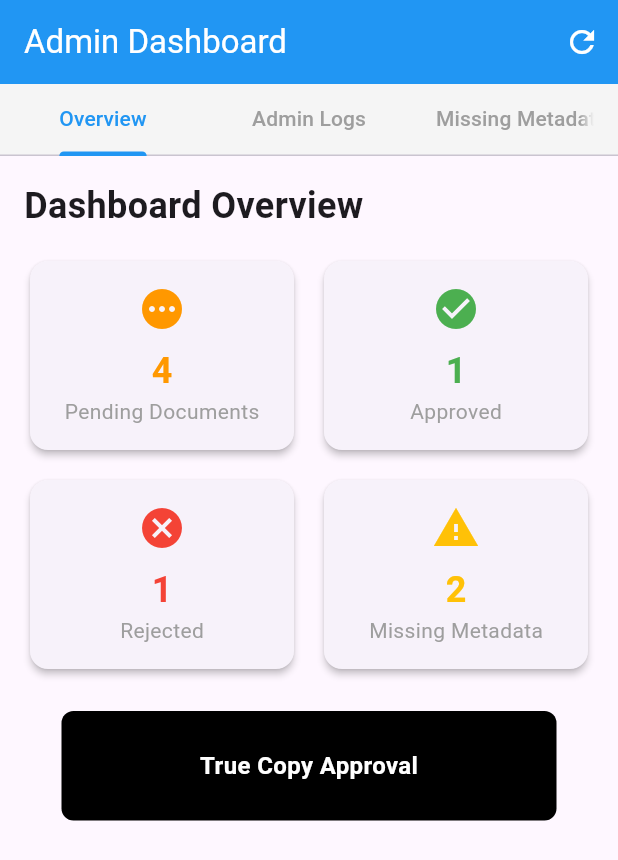
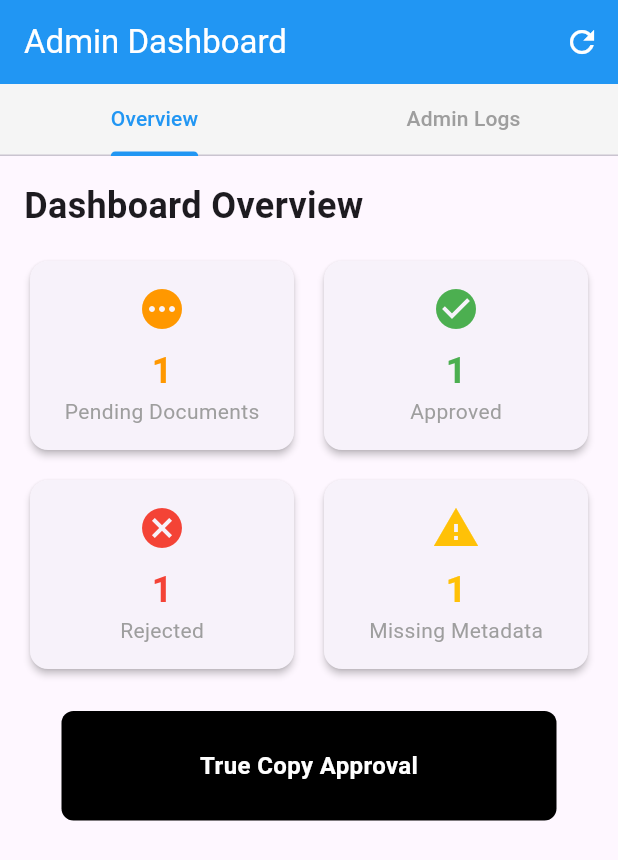
Before and after one commit to kyle-bdvl/FlutterProject, a Flutter app: the AdminDashboard screen opened directly, on a phone screen of 412 x 824 dp. Shown: the top 860 px of the screen. Run offline on Flutter 3.47's test engine with Material 3 defaults, Android fonts, the phone set to English and light mode, and no system bars; our stand-ins replace csv, file_picker, open_file, pdf, permission_handler, printing and 1 more.

Commit message:
Enhance Admin Dashboard functionality
- Removed the Missing Metadata tab from the dashboard
- Added missing metadata example document

```diff
--- a/flutter_application_1/lib/pages/Admin/AdminDashboard.dart
+++ b/flutter_application_1/lib/pages/Admin/AdminDashboard.dart
@@ -61,14 +61,39 @@ class _AdminDashboardState extends State<AdminDashboard> {
     );
   }
 
+  Color _getStatusColor(String status) {
+    switch (status) {
+      case 'Approved':
+        return Colors.green;
+      case 'Rejected':
+        return Colors.red;
+      case 'Pending':
+        return Colors.orange;
+      case 'Missing Metadata':
+        return Colors.amber;
+      default:
+        return Colors.grey;
+    }
+  }
+
   Widget _buildOverviewSection() {
     final pendingCount =
-        documents.where((doc) => doc.status == 'Pending').length;
+        documents
+            .where(
+              (doc) =>
+                  doc.status == 'Pending' &&
+                  doc.issuer.isNotEmpty &&
+                  doc.dateIssued.isNotEmpty,
+            )
+            .length;
     final approvedCount =
         documents.where((doc) => doc.status == 'Approved').length;
     final rejectedCount =
         documents.where((doc) => doc.status == 'Rejected').length;
-    final missingMetadataCount = documentsWithMissingMetadata.length;
+    final missingMetadataCount =
+        documents
+            .where((doc) => doc.issuer.isEmpty || doc.dateIssued.isEmpty)
+            .length;
 
     return Container(
       padding: const EdgeInsets.all(16),
@@ -333,7 +358,7 @@ class _AdminDashboardState extends State<AdminDashboard> {
           isLoading
               ? const Center(child: CircularProgressIndicator())
               : DefaultTabController(
-                length: 3,
+                length: 2,
                 child: Column(
                   children: [
                     Container(
@@ -342,11 +367,7 @@ class _AdminDashboardState extends State<AdminDashboard> {
                         labelColor: Colors.blue,
                         unselectedLabelColor: Colors.grey,
                         indicatorColor: Colors.blue,
-                        tabs: [
-                          Tab(text: 'Overview'),
-                          Tab(text: 'Admin Logs'),
-                          Tab(text: 'Missing Metadata'),
-                        ],
+                        tabs: [Tab(text: 'Overview'), Tab(text: 'Admin Logs')],
                       ),
                     ),
                     Expanded(
@@ -355,9 +376,6 @@ class _AdminDashboardState extends State<AdminDashboard> {
                           SingleChildScrollView(child: _buildOverviewSection()),
                           SingleChildScrollView(
                             child: _buildAdminLogsSection(),
-                          ),
-                          SingleChildScrollView(
-                            child: _buildMissingMetadataSection(),
                           ),
                         ],
                       ),
--- a/flutter_application_1/lib/services/true_copy_service.dart
+++ b/flutter_application_1/lib/services/true_copy_service.dart
@@ -4,6 +4,7 @@ import '../models/true_copy_document.dart';
 class TrueCopyService {
   // Mock data for demonstration
   static final List<TrueCopyDocument> _mockDocuments = [
+    // Pending example
     TrueCopyDocument(
       id: '1',
       fileUrl: 'https://example.com/document1.pdf',
@@ -14,6 +15,7 @@ class TrueCopyService {
       status: 'Pending',
       uploadedAt: DateTime.now().subtract(const Duration(days: 2)),
     ),
+    // Approved example
     TrueCopyDocument(
       id: '2',
       fileUrl: 'https://example.com/document2.pdf',
@@ -26,46 +28,28 @@ class TrueCopyService {
       approvedBy: 'Admin User',
       approvedAt: DateTime.now().subtract(const Duration(days: 1)),
     ),
+    // Rejected example
     TrueCopyDocument(
       id: '3',
       fileUrl: 'https://example.com/document3.pdf',
       name: 'Employment Certificate',
-      issuer: '', // Missing issuer
+      issuer: 'Sample Company Ltd.',
       purpose: 'Loan Application',
-      dateIssued: '', // Missing date
+      dateIssued: '2024-01-20',
       status: 'Rejected',
       uploadedAt: DateTime.now().subtract(const Duration(days: 1)),
       rejectionReason: 'Missing required metadata',
     ),
+    // Missing Metadata example
     TrueCopyDocument(
       id: '4',
       fileUrl: 'https://example.com/document4.pdf',
       name: 'Medical Certificate',
-      issuer: 'City General Hospital',
+      issuer: '', // Missing issuer
       purpose: 'Insurance Claim',
-      dateIssued: '2024-01-20',
-      status: 'Pending',
+      dateIssued: '', // Missing date
+      status: 'Missing Metadata',
       uploadedAt: DateTime.now().subtract(const Duration(hours: 6)),
-    ),
-    TrueCopyDocument(
-      id: '5',
-      fileUrl: 'https://example.com/document5.pdf',
-      name: 'Police Clearance',
-      issuer: 'Local Police Station',
-      purpose: 'Security Clearance',
-      dateIssued: '2024-01-18',
-      status: 'Pending',
-      uploadedAt: DateTime.now().subtract(const Duration(hours: 12)),
-    ),
-    TrueCopyDocument(
-      id: '6',
-      fileUrl: 'https://example.com/document6.pdf',
-      name: 'Marriage Certificate',
-      issuer: '', // Missing issuer
-      purpose: 'Visa Application',
-      dateIssued: '', // Missing date
-      status: 'Pending',
-      uploadedAt: DateTime.now().subtract(const Duration(hours: 2)),
     ),
   ];
 
```
